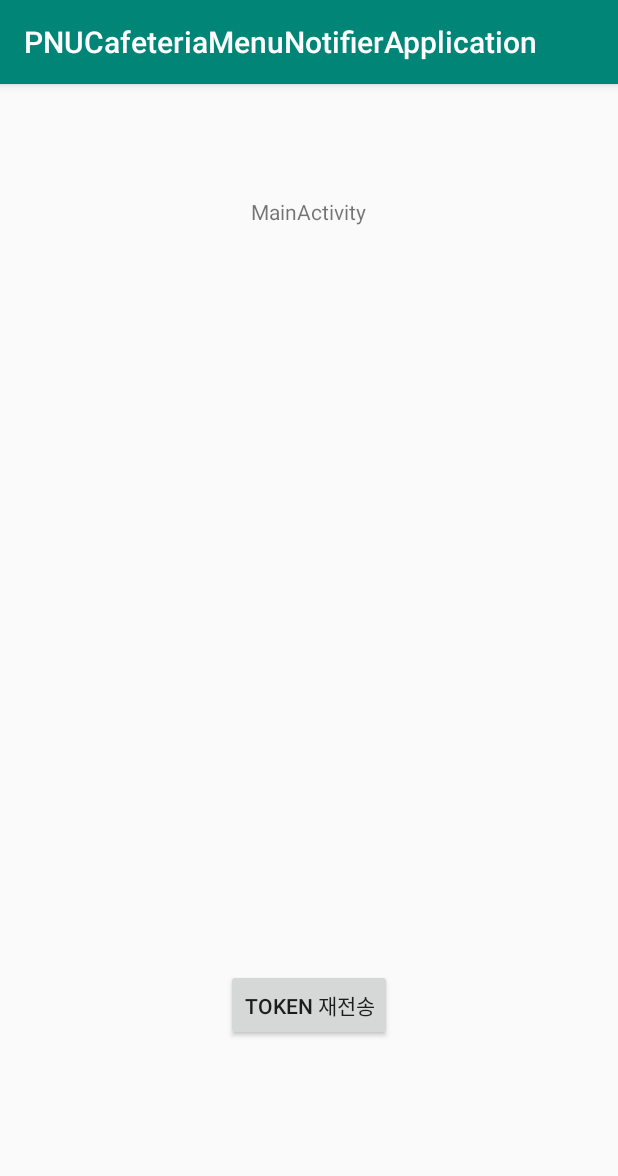
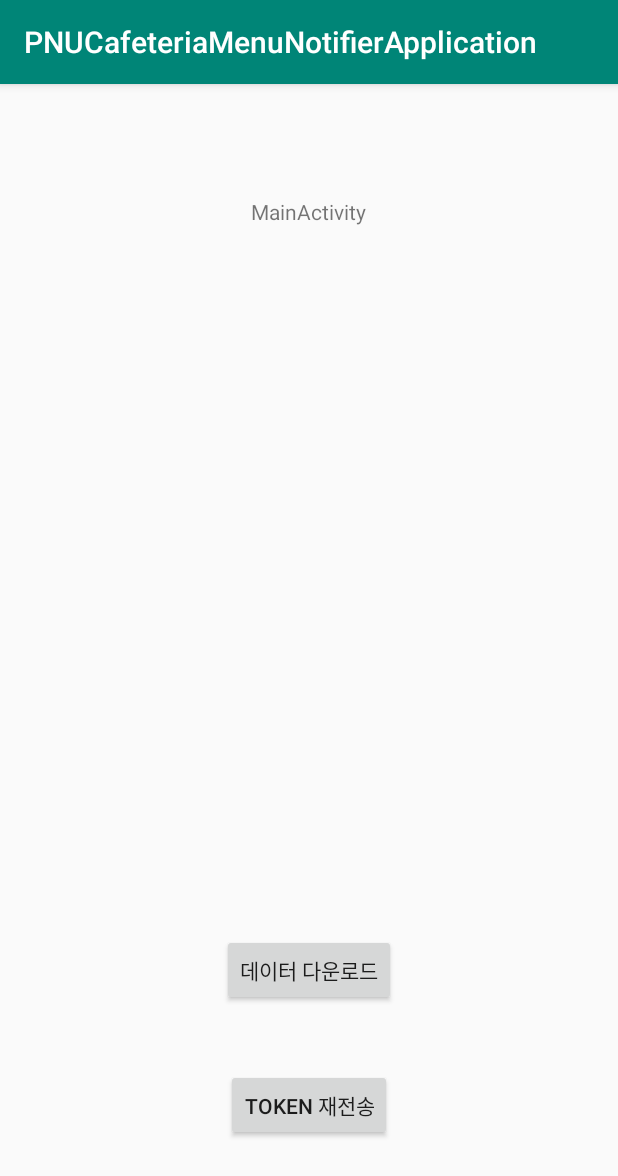
Before and after one commit to finite0104/PNUCafeteriaMenuNotifier, an Android app: the MainActivity screen opened directly, with no data from a screen before it, after a tap on "TOKEN 재전송", on a phone screen of 412 x 824 dp. Shown: the top 1176 px of the screen. Run offline under Robolectric (Android 15) with nearby library versions, the phone set to English and light mode, and no system bars; libraries missing offline, so code that uses them is left out: parksh.cafeteria.menu; network calls fail.

Commit message:
URLStringData 클래스 처리/메뉴 데이터 다운로드를 위한 버튼 생성 및 함수처리

```diff
--- a/PNUCafeteriaMenuNotifierApplication/app/src/main/java/parksh/cafeteria/menu/noti/pnucafeteriamenunotifierapplication/MainActivity.kt
+++ b/PNUCafeteriaMenuNotifierApplication/app/src/main/java/parksh/cafeteria/menu/noti/pnucafeteriamenunotifierapplication/MainActivity.kt
@@ -2,12 +2,12 @@ package parksh.cafeteria.menu.noti.pnucafeteriamenunotifierapplication
 
 import android.support.v7.app.AppCompatActivity
 import android.os.Bundle
+import android.util.Log
 import android.view.View
 import android.widget.Toast
 import kotlinx.android.synthetic.main.activity_main.*
 
 class MainActivity : AppCompatActivity() {
-    private val TOKEN_REQUEST_URL = "http://unsplash.ddns.net:28300/client/setClientToken"
 
     override fun onCreate(savedInstanceState: Bundle?) {
         super.onCreate(savedInstanceState)
@@ -18,18 +18,22 @@ class MainActivity : AppCompatActivity() {
         } else {
             Toast.makeText(this, "전달된 데이터가 없음", Toast.LENGTH_SHORT).show()
         }
-
     }
 
-    fun getCafeteriaMenu() : String {
-        //var REQUEST_URL = "http://unsplash.ddns.net:28300/menu/"
-        HTTPRequestService().execute()
+    fun getCafeteriaMenu() : String? {
+        val menuRequestURL = URLStringData().getMenuRequestURL()
+        val result = HTTPRequestService().execute(menuRequestURL).get()?: return null
 
-        return ""
+        return result
+    }
+
+    fun getMenuData(v: View) {
+        var menuData = getCafeteriaMenu()
     }
 
     fun tokenValueRequest(v : View) {
+        var tokenRequestURL = URLStringData().getTokenRequestURL()
         val value = tv_tokenValue.text.toString()
-        HTTPRequestService().execute(TOKEN_REQUEST_URL, value)
+        HTTPRequestService().execute(tokenRequestURL, value)
     }
 }
--- a/PNUCafeteriaMenuNotifierApplication/app/src/main/res/layout/activity_main.xml
+++ b/PNUCafeteriaMenuNotifierApplication/app/src/main/res/layout/activity_main.xml
@@ -22,6 +22,12 @@
             android:text="Token 재전송"
             android:layout_width="wrap_content"
             android:layout_height="wrap_content" android:layout_centerHorizontal="true"
-            android:layout_alignParentBottom="true" android:id="@+id/btn_tokenReq" android:layout_marginBottom="130dp"
+            android:layout_alignParentBottom="true" android:id="@+id/btn_tokenReq" android:layout_marginBottom="63dp"
             android:onClick="tokenValueRequest"/>
+    <Button
+            android:text="데이터 다운로드"
+            android:layout_width="wrap_content"
+            android:layout_height="wrap_content" android:layout_centerHorizontal="true"
+            android:layout_alignParentBottom="true" android:id="@+id/btn_getMenu"
+            android:layout_marginBottom="153dp" android:onClick="getMenuData"/>
 </RelativeLayout>
```
